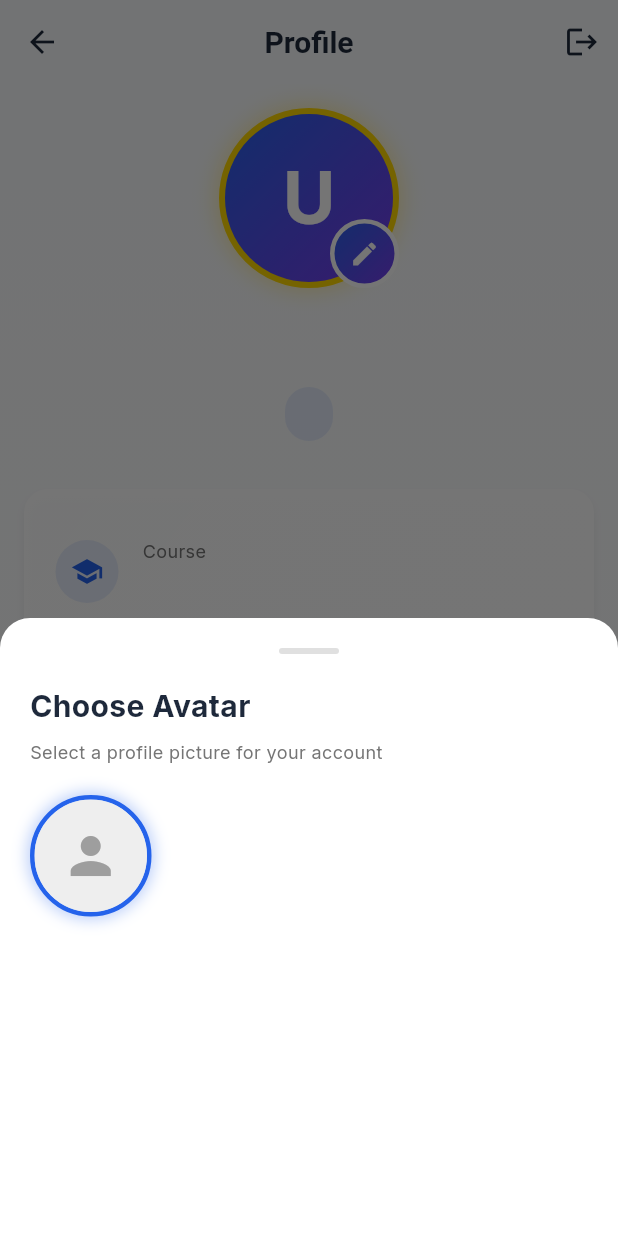
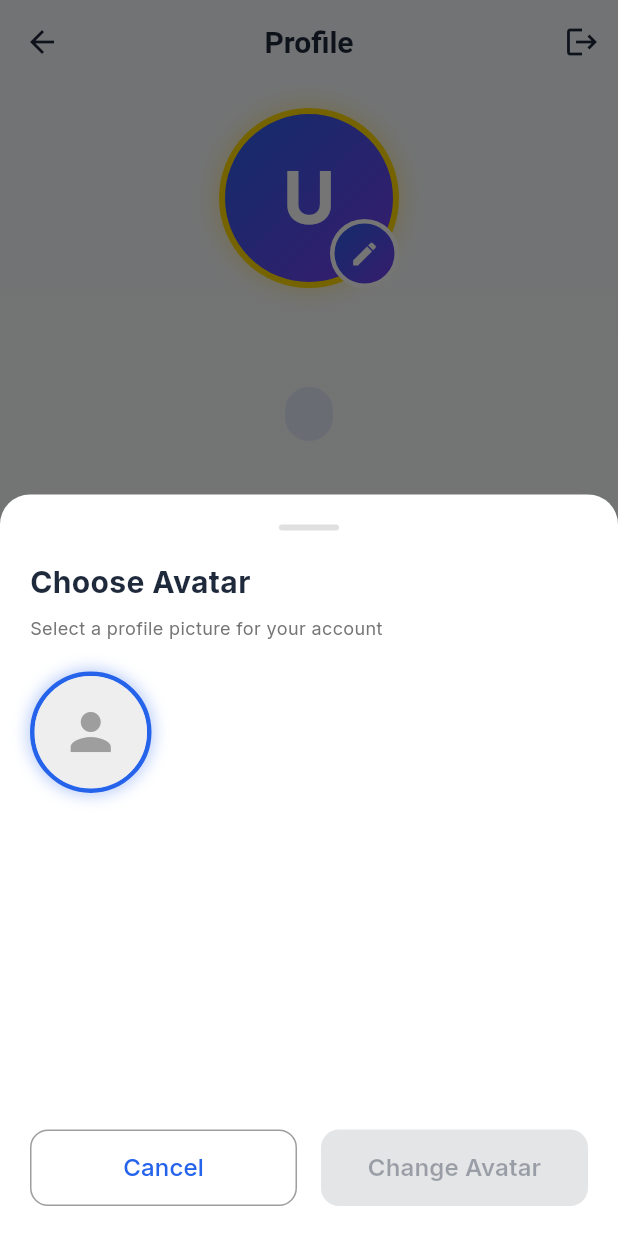
Before and after one commit to harshanx25yenuka-ai/result_wave, a Flutter app: the ProfilePage screen opened directly with empty values, after a tap on the "edit" icon, on a phone screen of 412 x 824 dp. Run offline on Flutter 3.47's test engine with Material 3 defaults, Android fonts, the light colour scheme and no system bars; our stand-ins replace google_fonts, pdf, share_plus, shared_preferences, sqflite; missing offline and left inert: flutter_pdfview; accounts and stored records are empty; network calls fail.

Commit message:
added update avatar api methods

```diff
--- a/lib/pages/profile_page.dart
+++ b/lib/pages/profile_page.dart
@@ -5,6 +5,7 @@ import 'package:result_wave/models/course.dart';
 import 'package:result_wave/services/database_service.dart';
 import 'package:result_wave/services/avatar_cache_service.dart';
 import 'package:result_wave/services/auth_service.dart';
+import 'package:result_wave/services/api_service.dart';
 import 'package:result_wave/screens/login_screen.dart';
 import 'package:result_wave/utils/constants.dart';
 import 'package:result_wave/utils/animations.dart';
@@ -26,9 +27,11 @@ class _ProfilePageState extends State<ProfilePage>
   String? _courseName;
   List<Avatar> _avatars = [];
   int? _selectedAvatarId;
+  int? _tempSelectedAvatarId; // Temporary selection in picker
   bool _isLoading = true;
   bool _isUpdatingAvatar = false;
   final AuthService _authService = AuthService();
+  final ApiService _apiService = ApiService();
 
   @override
   void initState() {
@@ -81,166 +84,33 @@ class _ProfilePageState extends State<ProfilePage>
     setState(() => _isUpdatingAvatar = true);
 
     try {
-      await AvatarCacheService.saveAvatar(widget.studentId, avatarId);
+      // Update via API server
+      final apiResult = await _apiService.updateAvatar(
+        widget.studentId,
+        avatarId ?? 0,
+      );
 
-      setState(() {
-        _selectedAvatarId = avatarId;
-      });
+      if (apiResult['success']) {
+        // Update local cache
+        await AvatarCacheService.saveAvatar(widget.studentId, avatarId);
 
-      _showMessage('Avatar updated successfully!', isError: false);
+        // Update UI
+        setState(() {
+          _selectedAvatarId = avatarId;
+        });
+
+        _showMessage('Avatar updated successfully!', isError: false);
+      } else {
+        _showMessage(
+          'Failed to update avatar: ${apiResult['error']}',
+          isError: true,
+        );
+      }
     } catch (e) {
       _showMessage('Error updating avatar: $e', isError: true);
     } finally {
       setState(() => _isUpdatingAvatar = false);
     }
-  }
-
-  void _showAvatarPicker() {
-    showModalBottomSheet(
-      context: context,
-      isScrollControlled: true,
-      shape: const RoundedRectangleBorder(
-        borderRadius: BorderRadius.vertical(top: Radius.circular(20)),
-      ),
-      builder: (context) {
-        return StatefulBuilder(
-          builder: (context, setStateModal) {
-            return Container(
-              padding: const EdgeInsets.all(20),
-              height: MediaQuery.of(context).size.height * 0.5,
-              child: Column(
-                crossAxisAlignment: CrossAxisAlignment.start,
-                children: [
-                  Center(
-                    child: Container(
-                      width: 40,
-                      height: 4,
-                      decoration: BoxDecoration(
-                        color: Colors.grey.shade300,
-                        borderRadius: BorderRadius.circular(2),
-                      ),
-                    ),
-                  ),
-                  const SizedBox(height: 20),
-                  const Text(
-                    'Choose Avatar',
-                    style: TextStyle(fontSize: 20, fontWeight: FontWeight.bold),
-                  ),
-                  const SizedBox(height: 8),
-                  Text(
-                    'Select a profile picture for your account',
-                    style: TextStyle(fontSize: 12, color: Colors.grey.shade600),
-                  ),
-                  const SizedBox(height: 20),
-                  Expanded(
-                    child: GridView.builder(
-                      gridDelegate:
-                          const SliverGridDelegateWithFixedCrossAxisCount(
-                            crossAxisCount: 4,
-                            crossAxisSpacing: 16,
-                            mainAxisSpacing: 16,
-                            childAspectRatio: 1,
-                          ),
-                      itemCount: _avatars.length + 1,
-                      itemBuilder: (context, index) {
-                        if (index == 0) {
-                          final isSelected = _selectedAvatarId == null;
-                          return GestureDetector(
-                            onTap: () {
-                              Navigator.pop(context);
-                              _updateAvatar(null);
-                            },
-                            child: Container(
-                              decoration: BoxDecoration(
-                                shape: BoxShape.circle,
-                                border: Border.all(
-                                  color: isSelected
-                                      ? AppColors.primaryBlue
-                                      : Colors.grey.shade300,
-                                  width: 3,
-                                ),
-                                boxShadow: isSelected
-                                    ? [
-                                        BoxShadow(
-                                          color: AppColors.primaryBlue
-                                              .withOpacity(0.3),
-                                          blurRadius: 8,
-                                          spreadRadius: 2,
-                                        ),
-                                      ]
-                                    : null,
-                              ),
-                              child: ClipOval(
-                                child: Container(
-                                  color: Colors.grey.shade200,
-                                  child: const Icon(
-                                    Icons.person,
-                                    size: 40,
-                                    color: Colors.grey,
-                                  ),
-                                ),
-                              ),
-                            ),
-                          );
-                        }
-
-                        final avatar = _avatars[index - 1];
-                        final isSelected = _selectedAvatarId == avatar.id;
-                        return GestureDetector(
-                          onTap: () {
-                            Navigator.pop(context);
-                            _updateAvatar(avatar.id);
-                          },
-                          child: Container(
-                            decoration: BoxDecoration(
-                              shape: BoxShape.circle,
-                              border: Border.all(
-                                color: isSelected
-                                    ? AppColors.primaryBlue
-                                    : Colors.transparent,
-                                width: 3,
-                              ),
-                              boxShadow: isSelected
-                                  ? [
-                                      BoxShadow(
-                                        color: AppColors.primaryBlue
-                                            .withOpacity(0.3),
-                                        blurRadius: 8,
-                                        spreadRadius: 2,
-                                      ),
-                                    ]
-                                  : null,
-                            ),
-                            child: ClipOval(
-                              child: Image.asset(
-                                avatar.avatarPath,
-                                width: 60,
-                                height: 60,
-                                fit: BoxFit.cover,
-                                errorBuilder: (context, error, stackTrace) {
-                                  return Container(
-                                    color: Colors.grey.shade300,
-                                    child: const Icon(
-                                      Icons.person,
-                                      size: 30,
-                                      color: Colors.white,
-                                    ),
-                                  );
-                                },
-                              ),
-                            ),
-                          ),
-                        );
-                      },
-                    ),
-                  ),
-                ],
-              ),
-            );
-          },
-        );
-      },
-    );
   }
 
   Future<void> _logout() async {
@@ -278,6 +148,208 @@ class _ProfilePageState extends State<ProfilePage>
         );
       }
     }
+  }
+
+  void _showAvatarPicker() {
+    // Initialize temporary selection with current avatar
+    _tempSelectedAvatarId = _selectedAvatarId;
+
+    showModalBottomSheet(
+      context: context,
+      isScrollControlled: true,
+      shape: const RoundedRectangleBorder(
+        borderRadius: BorderRadius.vertical(top: Radius.circular(20)),
+      ),
+      builder: (context) => StatefulBuilder(
+        builder: (context, setStateModal) {
+          return Container(
+            padding: const EdgeInsets.all(20),
+            height: MediaQuery.of(context).size.height * 0.6,
+            child: Column(
+              crossAxisAlignment: CrossAxisAlignment.start,
+              children: [
+                Center(
+                  child: Container(
+                    width: 40,
+                    height: 4,
+                    decoration: BoxDecoration(
+                      color: Colors.grey.shade300,
+                      borderRadius: BorderRadius.circular(2),
+                    ),
+                  ),
+                ),
+                const SizedBox(height: 20),
+                const Text(
+                  'Choose Avatar',
+                  style: TextStyle(fontSize: 20, fontWeight: FontWeight.bold),
+                ),
+                const SizedBox(height: 8),
+                Text(
+                  'Select a profile picture for your account',
+                  style: TextStyle(fontSize: 12, color: Colors.grey.shade600),
+                ),
+                const SizedBox(height: 20),
+                Expanded(
+                  child: GridView.builder(
+                    gridDelegate:
+                        const SliverGridDelegateWithFixedCrossAxisCount(
+                          crossAxisCount: 4,
+                          crossAxisSpacing: 16,
+                          mainAxisSpacing: 16,
+                          childAspectRatio: 1,
+                        ),
+                    itemCount: _avatars.length + 1,
+                    itemBuilder: (context, index) {
+                      if (index == 0) {
+                        final isSelected = _tempSelectedAvatarId == null;
+                        return GestureDetector(
+                          onTap: () {
+                            setStateModal(() {
+                              _tempSelectedAvatarId = null;
+                            });
+                          },
+                          child: Container(
+                            decoration: BoxDecoration(
+                              shape: BoxShape.circle,
+                              border: Border.all(
+                                color: isSelected
+                                    ? AppColors.primaryBlue
+                                    : Colors.grey.shade300,
+                                width: 3,
+                              ),
+                              boxShadow: isSelected
+                                  ? [
+                                      BoxShadow(
+                                        color: AppColors.primaryBlue
+                                            .withOpacity(0.3),
+                                        blurRadius: 8,
+                                        spreadRadius: 2,
+                                      ),
+                                    ]
+                                  : null,
+                            ),
+                            child: ClipOval(
+                              child: Container(
+                                color: Colors.grey.shade200,
+                                child: const Icon(
+                                  Icons.person,
+                                  size: 40,
+                                  color: Colors.grey,
+                                ),
+                              ),
+                            ),
+                          ),
+                        );
+                      }
+
+                      final avatar = _avatars[index - 1];
+                      final isSelected = _tempSelectedAvatarId == avatar.id;
+                      return GestureDetector(
+                        onTap: () {
+                          setStateModal(() {
+                            _tempSelectedAvatarId = avatar.id;
+                          });
+                        },
+                        child: Container(
+                          decoration: BoxDecoration(
+                            shape: BoxShape.circle,
+                            border: Border.all(
+                              color: isSelected
+                                  ? AppColors.primaryBlue
+                                  : Colors.transparent,
+                              width: 3,
+                            ),
+                            boxShadow: isSelected
+                                ? [
+                                    BoxShadow(
+                                      color: AppColors.primaryBlue.withOpacity(
+                                        0.3,
+                                      ),
+                                      blurRadius: 8,
+                                      spreadRadius: 2,
+                                    ),
+                                  ]
+                                : null,
+                          ),
+                          child: ClipOval(
+                            child: Image.asset(
+                              avatar.avatarPath,
+                              width: 60,
+                              height: 60,
+                              fit: BoxFit.cover,
+                              errorBuilder: (context, error, stackTrace) {
+                                return Container(
+                                  color: Colors.grey.shade300,
+                                  child: const Icon(
+                                    Icons.person,
+                                    size: 30,
+                                    color: Colors.white,
+                                  ),
+                                );
+                              },
+                            ),
+                          ),
+                        ),
+                      );
+                    },
+                  ),
+                ),
+                const SizedBox(height: 20),
+
+                // Action Buttons
+                Row(
+                  children: [
+                    Expanded(
+                      child: OutlinedButton(
+                        onPressed: () {
+                          Navigator.pop(context);
+                        },
+                        style: OutlinedButton.styleFrom(
+                          padding: const EdgeInsets.symmetric(vertical: 14),
+                          shape: RoundedRectangleBorder(
+                            borderRadius: BorderRadius.circular(12),
+                          ),
+                          side: const BorderSide(color: Colors.grey),
+                        ),
+                        child: const Text(
+                          'Cancel',
+                          style: TextStyle(fontSize: 16),
+                        ),
+                      ),
+                    ),
+                    const SizedBox(width: 16),
+                    Expanded(
+                      child: ElevatedButton(
+                        onPressed: _tempSelectedAvatarId != _selectedAvatarId
+                            ? () {
+                                Navigator.pop(context);
+                                _updateAvatar(_tempSelectedAvatarId);
+                              }
+                            : null,
+                        style: ElevatedButton.styleFrom(
+                          backgroundColor: AppColors.primaryBlue,
+                          padding: const EdgeInsets.symmetric(vertical: 14),
+                          shape: RoundedRectangleBorder(
+                            borderRadius: BorderRadius.circular(12),
+                          ),
+                        ),
+                        child: const Text(
+                          'Change Avatar',
+                          style: TextStyle(
+                            fontSize: 16,
+                            fontWeight: FontWeight.w600,
+                          ),
+                        ),
+                      ),
+                    ),
+                  ],
+                ),
+              ],
+            ),
+          );
+        },
+      ),
+    );
   }
 
   void _showMessage(String message, {required bool isError}) {
@@ -603,14 +675,14 @@ class _ProfilePageState extends State<ProfilePage>
 
   String _generateEmail() {
     final studentId = _student?.studentId ?? '';
-    final cleanId = studentId.replaceAll('/', '').toLowerCase();
+    final cleanId = studentId.replaceAll('-', '').toLowerCase();
     return '$cleanId@uovt.ac.lk';
   }
 
   String _getEnrolledYear() {
     final studentId = _student?.studentId ?? '';
-    if (studentId.contains('/') && studentId.split('/').length > 1) {
-      final yearPart = studentId.split('/')[1];
+    if (studentId.contains('-') && studentId.split('-').length > 1) {
+      final yearPart = studentId.split('-')[1];
       if (yearPart.length >= 2) {
         return '20${yearPart.substring(0, 2)}';
       }
@@ -620,8 +692,8 @@ class _ProfilePageState extends State<ProfilePage>
 
   String _getBatch() {
     final studentId = _student?.studentId ?? '';
-    if (studentId.contains('/') && studentId.split('/').length > 2) {
-      final batchPart = studentId.split('/')[2];
+    if (studentId.contains('-') && studentId.split('-').length > 2) {
+      final batchPart = studentId.split('-')[2];
       return batchPart;
     }
     return 'Not specified';
--- a/lib/services/api_service.dart
+++ b/lib/services/api_service.dart
@@ -1,6 +1,5 @@
 import 'dart:convert';
 import 'package:http/http.dart' as http;
-import 'package:shared_preferences/shared_preferences.dart';
 
 class ApiService {
   // Default server IP - Change this to your laptop's IP
@@ -120,9 +119,15 @@ class ApiService {
       final data = jsonDecode(response.body);
 
       if (response.statusCode == 200) {
-        return {'success': true, 'message': data['message']};
+        return {
+          'success': true,
+          'message': data['message'] ?? 'Avatar updated successfully',
+        };
       } else {
-        return {'success': false, 'error': data['message'] ?? 'Update failed'};
+        return {
+          'success': false,
+          'error': data['message'] ?? 'Failed to update avatar',
+        };
       }
     } catch (e) {
       return {'success': false, 'error': 'Connection error: ${e.toString()}'};
```
